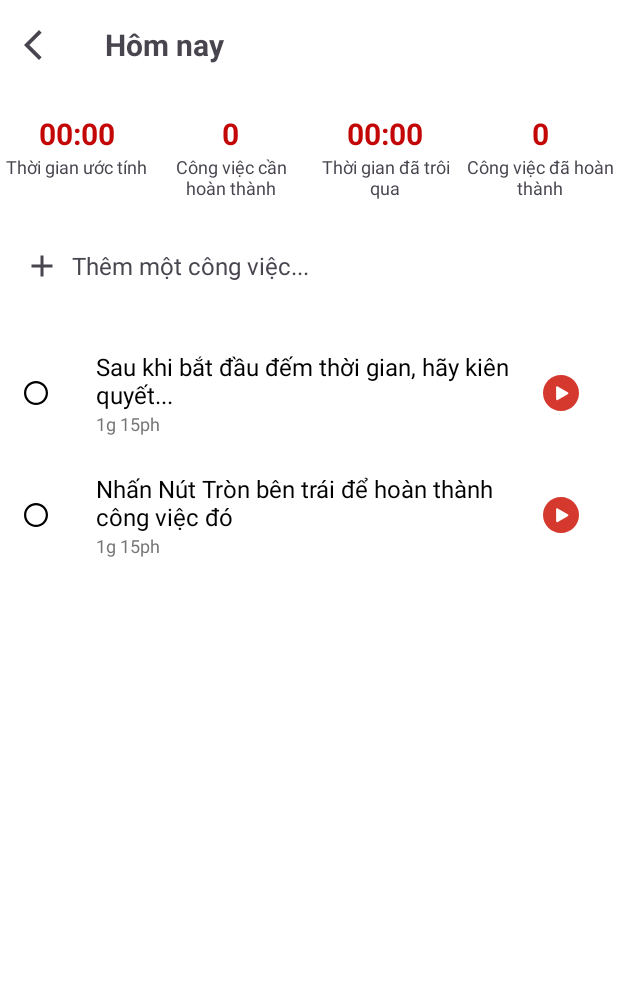
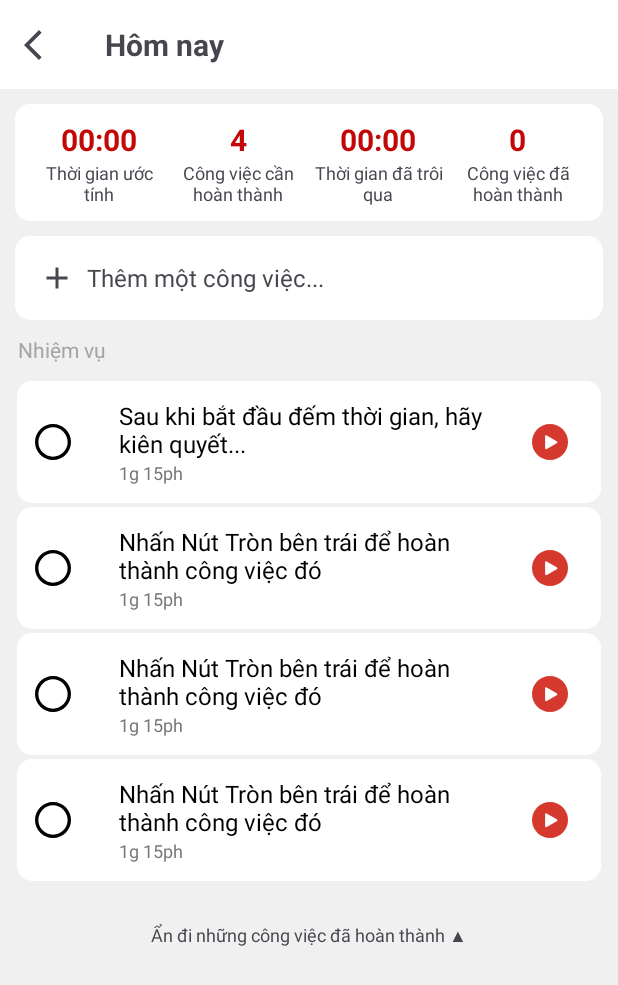
Before and after one commit to HuyHN01/FocusPomodoroApp, an Android app: the TodoListTodayActivity screen opened directly, with no data from a screen before it, on a phone screen of 412 x 824 dp. Shown: the top 985 px of the screen. Run offline under Robolectric (Android 15) with nearby library versions, the phone set to English and light mode, and no system bars.

Commit message:
Đổi lại giao diện

```diff
--- a/app/src/main/java/com/example/focusmate/data/repository/TaskRepository.kt
+++ b/app/src/main/java/com/example/focusmate/data/repository/TaskRepository.kt
@@ -16,6 +16,8 @@ object TaskRepository {
     init {
         // Khởi tạo một vài task mẫu
         taskList.add(Task(UUID.randomUUID().toString(), "Sau khi bắt đầu đếm thời gian, hãy kiên quyết...", 1))
+        taskList.add(Task(UUID.randomUUID().toString(), "Nhấn Nút Tròn bên trái để hoàn thành công việc đó", 1))
+        taskList.add(Task(UUID.randomUUID().toString(), "Nhấn Nút Tròn bên trái để hoàn thành công việc đó", 1))
         taskList.add(Task(UUID.randomUUID().toString(), "Nhấn Nút Tròn bên trái để hoàn thành công việc đó", 1))
         _tasks.value = taskList
     }
--- a/app/src/main/java/com/example/focusmate/ui/todolist/TaskViewModel.kt
+++ b/app/src/main/java/com/example/focusmate/ui/todolist/TaskViewModel.kt
@@ -1,12 +1,31 @@
 package com.example.focusmate.ui.todolist
 
+import androidx.lifecycle.LiveData
 import androidx.lifecycle.ViewModel
+import androidx.lifecycle.map
+import com.example.focusmate.data.model.Task
 import com.example.focusmate.data.repository.TaskRepository
 
 class TaskViewModel : ViewModel() {
 
     val tasks = TaskRepository.tasks
 
+    val completedCount: LiveData<Int> = TaskRepository.tasks.map { tasks ->
+        tasks.count { it.isCompleted }
+    }
+    val uncompletedCount: LiveData<Int> = TaskRepository.tasks.map { tasks ->
+        tasks.count { !it.isCompleted }
+    }
+
+    // Danh sách chưa xong
+    val uncompletedTasks: LiveData<List<Task>> = tasks.map { list ->
+        list.filter { !it.isCompleted }
+    }
+
+    // Danh sách đã xong
+    val completedTasks: LiveData<List<Task>> = tasks.map { list ->
+        list.filter { it.isCompleted }
+    }
     fun addNewTask(title: String, pomodoroCount: Int) {
         TaskRepository.addTask(title, pomodoroCount)
     }
--- a/app/src/main/java/com/example/focusmate/ui/todolist/TasksAdapter.kt
+++ b/app/src/main/java/com/example/focusmate/ui/todolist/TasksAdapter.kt
@@ -2,6 +2,7 @@ package com.example.focusmate.ui.todolist
 
 import android.graphics.Paint
 import android.view.LayoutInflater
+import android.view.View
 import android.view.ViewGroup
 import androidx.recyclerview.widget.RecyclerView
 import com.example.focusmate.R
@@ -53,10 +54,13 @@ class TasksAdapter(
                 binding.taskCompleteIcon.setImageResource(R.drawable.green_checkmark_icon)
                 binding.taskTitleTextView.paintFlags =
                     binding.taskTitleTextView.paintFlags or Paint.STRIKE_THRU_TEXT_FLAG
+                binding.taskPlayIcon.visibility = View.GONE
             } else {
                 binding.taskCompleteIcon.setImageResource(R.drawable.ellipse_shape_line_icon)
                 binding.taskTitleTextView.paintFlags =
                     binding.taskTitleTextView.paintFlags and Paint.STRIKE_THRU_TEXT_FLAG.inv()
+                binding.taskPlayIcon.visibility = View.VISIBLE
+                binding.taskPlayIcon.setOnClickListener { onTaskClick(task) }
             }
 
             // Xử lý sự kiện click
--- a/app/src/main/java/com/example/focusmate/ui/todolist/TodoListTodayActivity.kt
+++ b/app/src/main/java/com/example/focusmate/ui/todolist/TodoListTodayActivity.kt
@@ -1,6 +1,7 @@
 package com.example.focusmate.ui.todolist
 
 import android.os.Bundle
+import android.view.View
 import androidx.appcompat.app.AppCompatActivity
 import androidx.lifecycle.Observer
 import androidx.lifecycle.ViewModelProvider
@@ -15,6 +16,7 @@ class TodoListTodayActivity : AppCompatActivity(){
     private lateinit var taskViewModel: TaskViewModel
     private lateinit var pomodoroViewModel: PomodoroViewModel
     private lateinit var tasksAdapter: TasksAdapter
+    private lateinit var completedTasksAdapter: TasksAdapter
 
     override fun onCreate(savedInstanceState: Bundle?) {
         super.onCreate(savedInstanceState)
@@ -25,6 +27,17 @@ class TodoListTodayActivity : AppCompatActivity(){
         taskViewModel = ViewModelProvider(this).get(TaskViewModel::class.java)
         pomodoroViewModel = ViewModelProvider(this).get(PomodoroViewModel::class.java)
 
+
+        binding.completedTasksHeader.setOnClickListener {
+            if (binding.completedTasksList.visibility == View.VISIBLE) {
+                binding.completedTasksList.visibility = View.GONE
+                binding.completedTasksHeader.text = "Hiển thị những công việc đã hoàn thành ▼"
+            } else {
+                binding.completedTasksList.visibility = View.VISIBLE
+                binding.completedTasksHeader.text = "Ẩn đi những công việc đã hoàn thành ▲"
+            }
+        }
+
         // Khởi tạo Adapter với các callback
         tasksAdapter = TasksAdapter(
             onTaskClick = { task ->
@@ -34,19 +47,43 @@ class TodoListTodayActivity : AppCompatActivity(){
             onCompleteClick = { task ->
                 // Xử lý khi người dùng nhấn nút hoàn thành
                 taskViewModel.toggleTaskCompletion(task.id)
+
+
             }
         )
+        completedTasksAdapter = TasksAdapter(
+            onTaskClick = { task -> /* có thể mở chi tiết */ },
+            onCompleteClick = { task ->
+                taskViewModel.toggleTaskCompletion(task.id) // có thể đổi về chưa hoàn thành
+            }
+        )
+
 
         binding.tasksList.apply {
             layoutManager = LinearLayoutManager(this@TodoListTodayActivity)
             adapter = tasksAdapter
         }
+        binding.completedTasksList.apply {
+            layoutManager = LinearLayoutManager(this@TodoListTodayActivity)
+            adapter = completedTasksAdapter
+        }
 
+        taskViewModel.uncompletedTasks.observe(this) { uncompleted ->
+            tasksAdapter.submitList(uncompleted)
+        }
 
-        // Quan sát dữ liệu từ ViewModel và cập nhật Adapter
-        taskViewModel.tasks.observe(this, Observer { tasks ->
-            tasksAdapter.submitList(tasks)
+        taskViewModel.completedTasks.observe(this) { completed ->
+            completedTasksAdapter.submitList(completed)
+        }
+//
+
+        taskViewModel.uncompletedCount.observe(this, Observer { count ->
+            binding.taskNeedCompleteTV.text = count.toString();
         })
+        taskViewModel.completedCount.observe(this, Observer { count ->
+            binding.taskCompleted.text = count.toString();
+        })
+
 
         // Quan sát LiveData từ PomodoroViewModel
         pomodoroViewModel.state.observe(this, Observer { state ->
--- /dev/null
+++ b/app/src/main/res/drawable/item_custom_have_riple_todolist.xml
@@ -0,0 +1,17 @@
+<?xml version="1.0" encoding="utf-8"?>
+<ripple xmlns:android="http://schemas.android.com/apk/res/android"
+android:color="?attr/colorControlHighlight">
+    <item>
+        <shape
+
+            >
+
+            <solid android:color="@color/white" />
+            <corners
+                android:radius="10dp"
+                >
+            </corners>
+
+        </shape>
+    </item>
+</ripple>
--- /dev/null
+++ b/app/src/main/res/drawable/radius_custom_todolist.xml
@@ -0,0 +1,11 @@
+<shape xmlns:android="http://schemas.android.com/apk/res/android"
+
+    >
+    <solid android:color="@color/white" />
+    <corners
+            android:radius="10dp"
+        >
+
+    </corners>
+
+</shape>
--- a/app/src/main/res/layout/activity_todolist.xml
+++ b/app/src/main/res/layout/activity_todolist.xml
@@ -4,13 +4,14 @@
     xmlns:tools="http://schemas.android.com/tools"
     android:layout_width="match_parent"
     android:layout_height="match_parent"
-    android:background="@color/white"
+    android:background="#F0F0F0"
     tools:context=".ui.pomodoro.PomodoroActivity">
     <androidx.constraintlayout.widget.ConstraintLayout
         android:id="@+id/header_layout"
         android:layout_width="match_parent"
         android:layout_height="wrap_content"
         android:padding="16dp"
+        android:background="@color/white"
         app:layout_constraintTop_toTopOf="parent"
         app:layout_constraintStart_toStartOf="parent"
         app:layout_constraintEnd_toEndOf="parent">
@@ -48,6 +49,9 @@
         android:weightSum="4"
         android:paddingTop="16dp"
         android:paddingBottom="16dp"
+        android:padding="10dp"
+        android:background="@drawable/radius_custom_todolist"
+        android:layout_margin="10dp"
         app:layout_constraintTop_toBottomOf="@id/header_layout"
         app:layout_constraintStart_toStartOf="parent"
         app:layout_constraintEnd_toEndOf="parent">
@@ -92,7 +96,8 @@
                 android:text="0"
                 android:textColor="@color/red_pomodoro"
                 android:textSize="20sp"
-                android:textStyle="bold" />
+                android:textStyle="bold"
+                android:id="@+id/task_need_complete_TV"/>
 
             <TextView
                 android:layout_width="wrap_content"
@@ -139,6 +144,7 @@
             >
 
             <TextView
+                android:id="@+id/task_completed"
                 android:layout_width="wrap_content"
                 android:layout_height="wrap_content"
                 android:text="0"
@@ -164,6 +170,8 @@
         android:orientation="horizontal"
         android:gravity="center_vertical"
         android:padding="16dp"
+        android:layout_margin="10dp"
+        android:background="@drawable/radius_custom_todolist"
         app:layout_constraintTop_toBottomOf="@id/stats_layout"
         app:layout_constraintStart_toStartOf="parent"
         app:layout_constraintEnd_toEndOf="parent">
@@ -181,24 +189,49 @@
             android:text="Thêm một công việc..."
             android:textSize="16sp" />
     </LinearLayout>
-    <androidx.recyclerview.widget.RecyclerView
-        android:id="@+id/tasks_list"
+    <LinearLayout
+        android:id="@+id/tasks_container"
         android:layout_width="match_parent"
         android:layout_height="0dp"
-        app:layout_constraintTop_toBottomOf="@id/add_task_layout"
-        app:layout_constraintBottom_toTopOf="@id/bottom_progress_bar"
-        android:padding="16dp"
+        android:orientation="vertical"
+        android:padding="0dp"
+        app:layout_constraintTop_toBottomOf="@id/add_task_layout">
 
-        />
+        <TextView
+            android:layout_width="wrap_content"
+            android:layout_height="wrap_content"
+            android:text="Nhiệm vụ"
+            android:textColor="#A6A4A4"
+            android:layout_marginStart="12dp"
+            android:layout_marginTop="10dp"
+            >
+        </TextView>
+        <!-- Danh sách task chưa hoàn thành -->
+        <androidx.recyclerview.widget.RecyclerView
+            android:id="@+id/tasks_list"
+            android:layout_width="match_parent"
+            android:layout_height="wrap_content"
+            android:padding="10dp"
+            />
 
-    <com.example.focusmate.ui.pomodoro.CircularProgressView
-        android:id="@+id/bottom_progress_bar"
-        android:layout_width="100dp"
-        android:layout_height="100dp"
-        android:layout_marginBottom="32dp"
-        app:layout_constraintBottom_toBottomOf="parent"
-        app:layout_constraintStart_toStartOf="parent"
-        app:layout_constraintEnd_toEndOf="parent" />
+        <!-- Header cho completed tasks -->
+        <TextView
+            android:id="@+id/completed_tasks_header"
+            android:layout_width="match_parent"
+            android:layout_height="wrap_content"
+            android:padding="16dp"
+            android:gravity="center"
+            android:text="Ẩn đi những công việc đã hoàn thành ▲"
+            android:textSize="12sp"
+            android:clickable="true"
+            android:focusable="true"/>
 
-
+        <!-- Danh sách task đã hoàn thành -->
+        <androidx.recyclerview.widget.RecyclerView
+            android:id="@+id/completed_tasks_list"
+            android:layout_width="match_parent"
+            android:layout_height="wrap_content"
+            android:padding="10dp"
+            android:visibility="visible"/>
+    </LinearLayout>
 </androidx.constraintlayout.widget.ConstraintLayout>
--- a/app/src/main/res/layout/item_task.xml
+++ b/app/src/main/res/layout/item_task.xml
@@ -4,13 +4,15 @@
     xmlns:tools="http://schemas.android.com/tools"
     android:layout_width="match_parent"
     android:layout_height="wrap_content"
-    android:paddingVertical="12dp"
-    android:background="?android:attr/selectableItemBackground">
+    android:padding="12dp"
+    android:layout_margin="1dp"
+    android:background="@drawable/item_custom_have_riple_todolist"
+    >
 
     <ImageView
         android:id="@+id/task_complete_icon"
-        android:layout_width="16dp"
-        android:layout_height="16dp"
+        android:layout_width="24dp"
+        android:layout_height="24dp"
         android:src="@drawable/ellipse_shape_line_icon"
         app:layout_constraintStart_toStartOf="parent"
         app:layout_constraintTop_toTopOf="parent"
```
